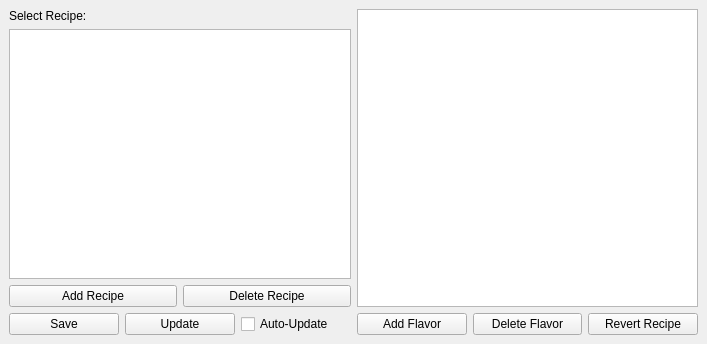
This is recipe_builder_window.ui in aswild/yacc as Qt 5 draws it before an edit. The edited form follows.
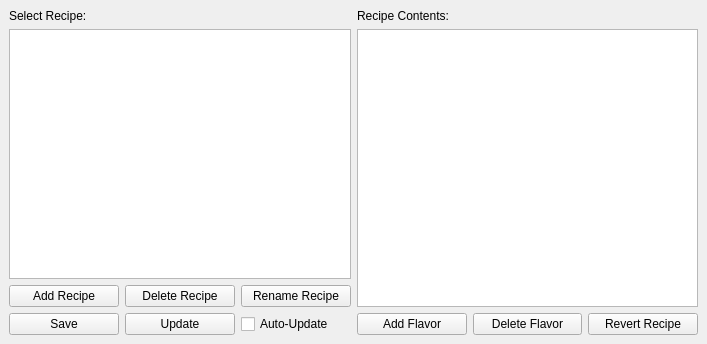
This is the edited form.

Commit message: Refactoring in RecipeEditor to manage staged recipes better; ui tweaks; no new functionality

The edit to the form file:
```diff
--- a/recipe_builder_window.ui
+++ b/recipe_builder_window.ui
@@ -47,6 +47,13 @@
           </property>
          </widget>
         </item>
+        <item>
+         <widget class="QPushButton" name="renamerecipe_button">
+          <property name="text">
+           <string>Rename Recipe</string>
+          </property>
+         </widget>
+        </item>
        </layout>
       </item>
       <item>
@@ -78,6 +85,13 @@
     </item>
     <item>
      <layout class="QVBoxLayout" name="verticalLayout_2">
+      <item>
+       <widget class="QLabel" name="label_2">
+        <property name="text">
+         <string>Recipe Contents:</string>
+        </property>
+       </widget>
+      </item>
       <item>
        <widget class="QTableWidget" name="recipe_table">
         <property name="editTriggers">
```
The commit also changes 2 other files.
